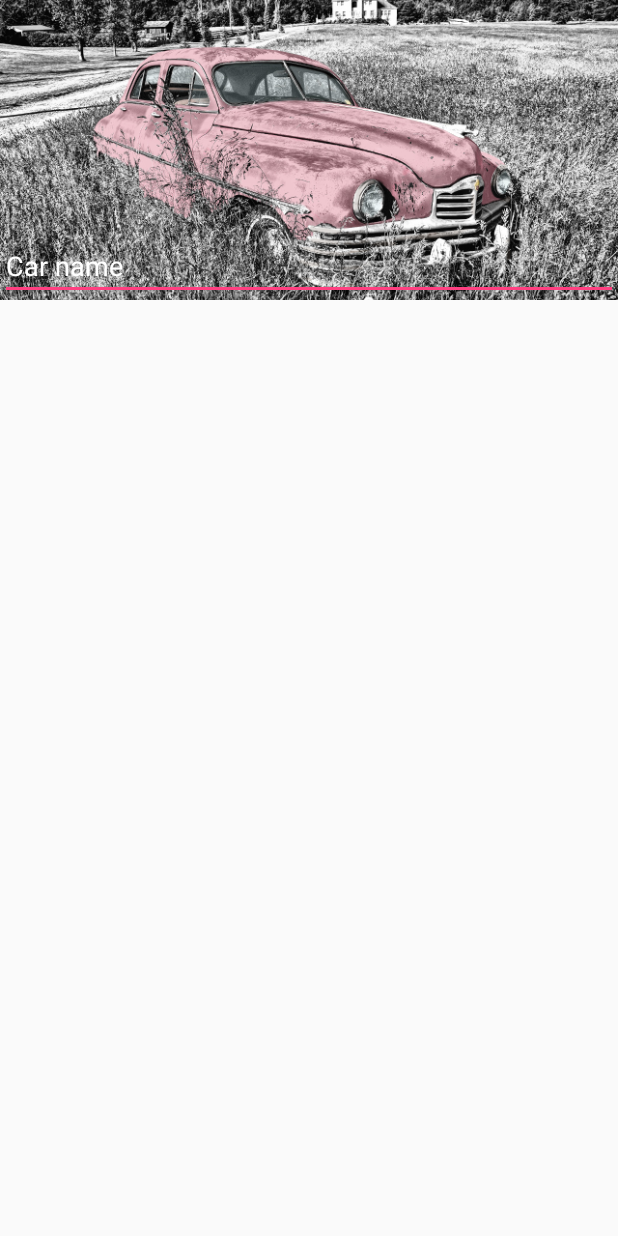
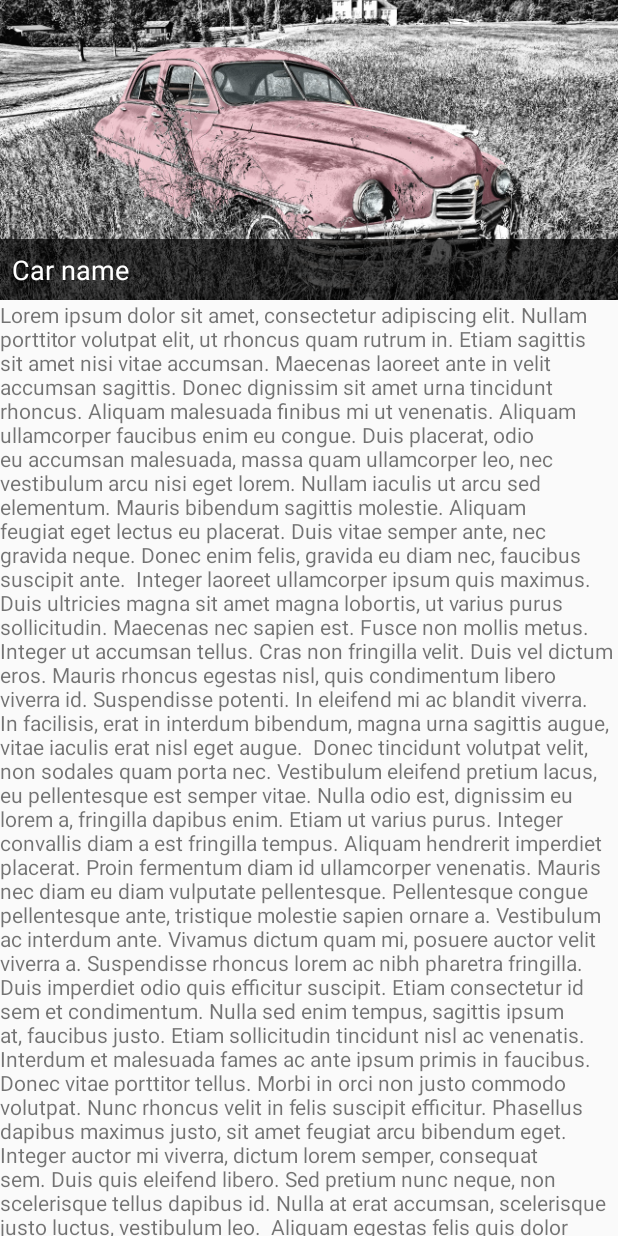
Before and after one commit to lohnn/find-my-car, an Android app: the EditCarActivity screen opened directly, with no data from a screen before it, on a phone screen of 412 x 824 dp. Run offline under Robolectric (Android 15) with nearby library versions, the phone set to English and light mode, and no system bars; libraries missing offline, so code that uses them is left out: android.support.v7; 1 statement that could not run was skipped.

Commit message:
Continue working on design of "Create/edit my car"

```diff
--- a/mobile/src/main/java/se/designcoach/findmycar/activity/EditCarActivity.kt
+++ b/mobile/src/main/java/se/designcoach/findmycar/activity/EditCarActivity.kt
@@ -44,9 +44,9 @@ class EditCarActivity : AppCompatActivity() {
                                 collapsingToolbar.setBackgroundColor(contentScrimColor)
                                 collapsingToolbar.setStatusBarScrimColor(contentScrimColor)
                                 collapsingToolbar.setContentScrimColor(contentScrimColor)
-                                if (swatch != null) {
-                                    editText.setTextColor(swatch.bodyTextColor)
-                                }
+//                                if (swatch != null) {
+//                                    editText.setTextColor(swatch.bodyTextColor)
+//                                }
                             }
                         return false
                     }
--- a/mobile/src/main/res/layout/activity_edit_car.xml
+++ b/mobile/src/main/res/layout/activity_edit_car.xml
@@ -32,6 +32,19 @@
                     android:layout_gravity="center_horizontal"
                     android:contentDescription="@string/image_of_car"
                     android:scaleType="fitStart" />
+            </RelativeLayout>
+
+            <android.support.v7.widget.Toolbar
+                android:id="@+id/toolbar"
+                android:layout_width="match_parent"
+                android:layout_height="?attr/actionBarSize"
+                app:layout_collapseMode="pin" />
+
+            <RelativeLayout
+                android:layout_width="match_parent"
+                android:layout_gravity="bottom"
+                android:layout_height="wrap_content"
+                app:layout_collapseMode="none">
 
                 <EditText
                     android:id="@+id/car_name"
@@ -40,18 +53,12 @@
                     android:layout_alignParentBottom="true"
                     android:layout_alignParentEnd="true"
                     android:layout_alignParentStart="true"
+                    android:background="#af000000"
                     android:hint="@string/placeholder_car_name"
+                    android:padding="@dimen/normal_padding"
                     android:textColor="@android:color/white"
                     android:textColorHint="@android:color/white" />
             </RelativeLayout>
-
-            <android.support.v7.widget.Toolbar
-                android:id="@+id/toolbar"
-                android:layout_width="match_parent"
-                android:layout_height="?attr/actionBarSize"
-                app:layout_collapseMode="pin">
-
-            </android.support.v7.widget.Toolbar>
         </android.support.design.widget.CollapsingToolbarLayout>
     </android.support.design.widget.AppBarLayout>
 
@@ -60,5 +67,19 @@
     <android.support.v4.widget.NestedScrollView
         android:layout_width="match_parent"
         android:layout_height="wrap_content"
-        app:layout_behavior="@string/appbar_scrolling_view_behavior"></android.support.v4.widget.NestedScrollView>
+        app:layout_behavior="@string/appbar_scrolling_view_behavior">
+
+        <TextView
+            android:layout_width="match_parent"
+            android:layout_height="wrap_content"
+            android:text="Lorem ipsum dolor sit amet, consectetur adipiscing elit. Nullam porttitor volutpat elit, ut rhoncus quam rutrum in. Etiam sagittis sit amet nisi vitae accumsan. Maecenas laoreet ante in velit accumsan sagittis. Donec dignissim sit amet urna tincidunt rhoncus. Aliquam malesuada finibus mi ut venenatis. Aliquam ullamcorper faucibus enim eu congue. Duis placerat, odio eu accumsan malesuada, massa quam ullamcorper leo, nec vestibulum arcu nisi eget lorem. Nullam iaculis ut arcu sed elementum. Mauris bibendum sagittis molestie. Aliquam feugiat eget lectus eu placerat. Duis vitae semper ante, nec gravida neque. Donec enim felis, gravida eu diam nec, faucibus suscipit ante.
+
+Integer laoreet ullamcorper ipsum quis maximus. Duis ultricies magna sit amet magna lobortis, ut varius purus sollicitudin. Maecenas nec sapien est. Fusce non mollis metus. Integer ut accumsan tellus. Cras non fringilla velit. Duis vel dictum eros. Mauris rhoncus egestas nisl, quis condimentum libero viverra id. Suspendisse potenti. In eleifend mi ac blandit viverra. In facilisis, erat in interdum bibendum, magna urna sagittis augue, vitae iaculis erat nisl eget augue.
+
+Donec tincidunt volutpat velit, non sodales quam porta nec. Vestibulum eleifend pretium lacus, eu pellentesque est semper vitae. Nulla odio est, dignissim eu lorem a, fringilla dapibus enim. Etiam ut varius purus. Integer convallis diam a est fringilla tempus. Aliquam hendrerit imperdiet placerat. Proin fermentum diam id ullamcorper venenatis. Mauris nec diam eu diam vulputate pellentesque. Pellentesque congue pellentesque ante, tristique molestie sapien ornare a. Vestibulum ac interdum ante. Vivamus dictum quam mi, posuere auctor velit viverra a. Suspendisse rhoncus lorem ac nibh pharetra fringilla. Duis imperdiet odio quis efficitur suscipit. Etiam consectetur id sem et condimentum. Nulla sed enim tempus, sagittis ipsum at, faucibus justo. Etiam sollicitudin tincidunt nisl ac venenatis.
+
+Interdum et malesuada fames ac ante ipsum primis in faucibus. Donec vitae porttitor tellus. Morbi in orci non justo commodo volutpat. Nunc rhoncus velit in felis suscipit efficitur. Phasellus dapibus maximus justo, sit amet feugiat arcu bibendum eget. Integer auctor mi viverra, dictum lorem semper, consequat sem. Duis quis eleifend libero. Sed pretium nunc neque, non scelerisque tellus dapibus id. Nulla at erat accumsan, scelerisque justo luctus, vestibulum leo.
+
+Aliquam egestas felis quis dolor sagittis sollicitudin. Cras porta augue quis velit lacinia molestie. Lorem ipsum dolor sit amet, consectetur adipiscing elit. Duis id nibh ac dui laoreet vestibulum. Nam commodo mauris ac vulputate dapibus. Quisque nec ornare ligula. Nunc convallis purus est. Nulla et quam sed neque vestibulum hendrerit ac eu leo. Pellentesque purus arcu, rutrum ut magna sed, malesuada ultricies nisl. Duis nisl magna, gravida ac est sed, imperdiet pellentesque leo. Maecenas mattis consectetur nisl, ac vehicula tellus cursus at. Nullam venenatis dolor orci. Morbi pharetra turpis ut velit vulputate, sed posuere diam sollicitudin." />
+    </android.support.v4.widget.NestedScrollView>
 </android.support.design.widget.CoordinatorLayout>
--- a/mobile/src/main/res/values/dimensions.xml
+++ b/mobile/src/main/res/values/dimensions.xml
@@ -1,4 +1,5 @@
 <?xml version="1.0" encoding="utf-8"?>
 <resources>
     <dimen name="fab_margin">16dp</dimen>
+    <dimen name="normal_padding">8dp</dimen>
 </resources>
```
